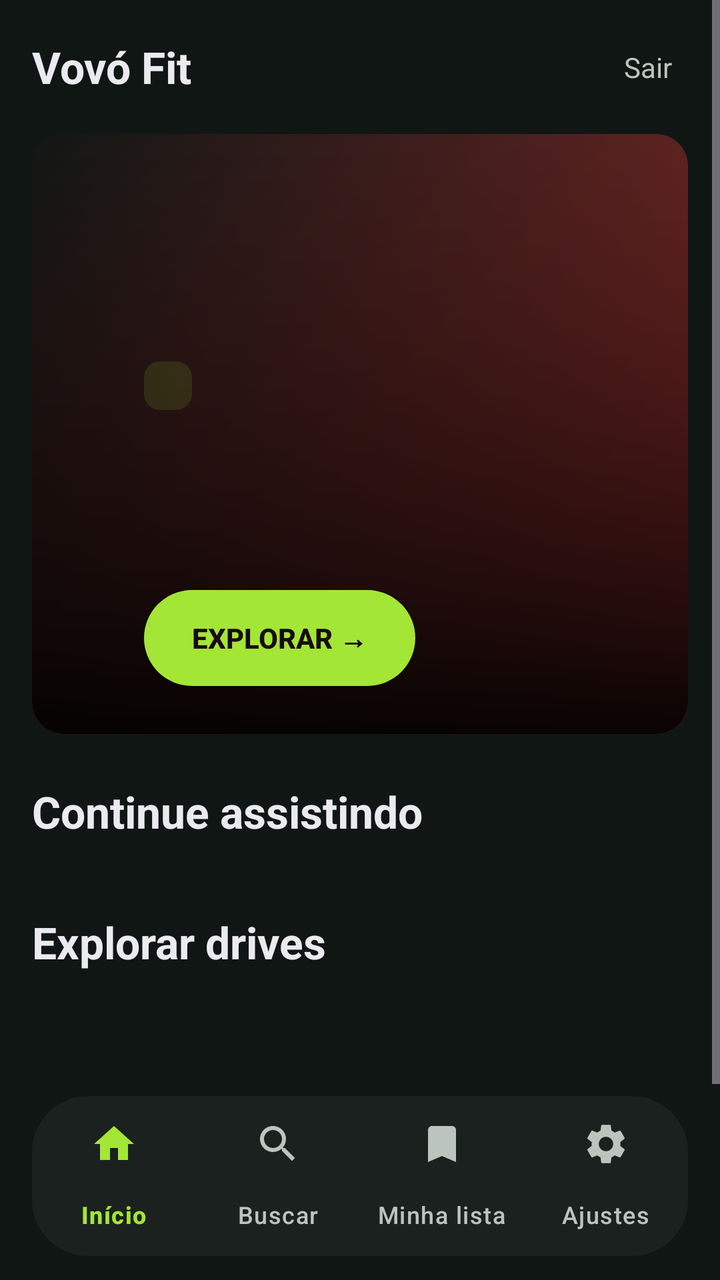
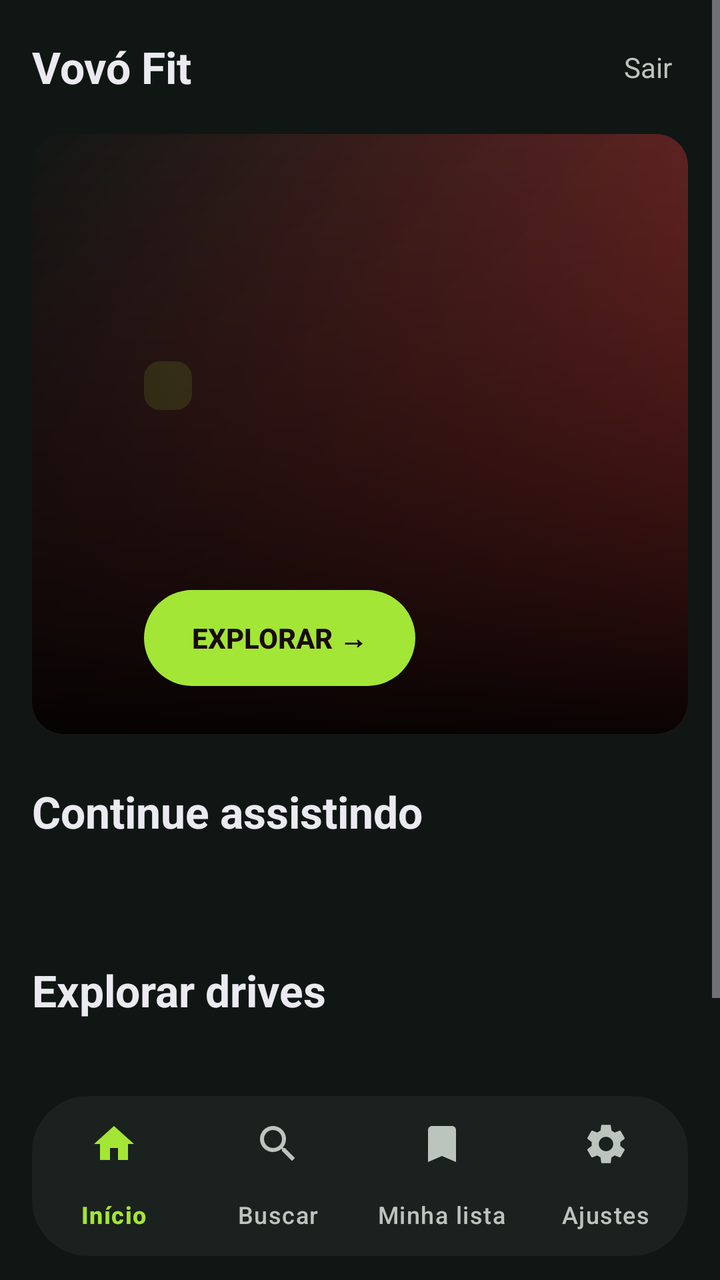

Screens rendered from an Android XML layout before and after an edit, with the pre-edit source and the edit as a unified diff.
<!-- AndroidManifest.xml: application theme Theme.VovoFit -->
<!-- res/layout/activity_home.xml -->
<?xml version="1.0" encoding="utf-8"?>
<LinearLayout xmlns:android="http://schemas.android.com/apk/res/android"
    xmlns:app="http://schemas.android.com/apk/res-auto"
    android:layout_width="match_parent"
    android:layout_height="match_parent"
    android:background="@color/md_background"
    android:orientation="vertical">

    <ScrollView
        android:layout_width="match_parent"
        android:layout_height="0dp"
        android:layout_weight="1"
        android:fillViewport="true">

        <LinearLayout
            android:layout_width="match_parent"
            android:layout_height="wrap_content"
            android:orientation="vertical"
            android:paddingHorizontal="@dimen/content_margin"
            android:paddingTop="@dimen/spacing_lg"
            android:paddingBottom="@dimen/spacing_lg">

            
            <LinearLayout
                android:layout_width="match_parent"
                android:layout_height="wrap_content"
                android:gravity="center_vertical"
                android:orientation="horizontal">

                <TextView
                    android:layout_width="0dp"
                    android:layout_height="wrap_content"
                    android:layout_weight="1"
                    android:text="@string/app_name"
                    android:textColor="@color/md_on_surface"
                    android:textSize="@dimen/text_topbar_title"
                    android:textStyle="bold" />

                <TextView
                    android:id="@+id/topSair"
                    android:layout_width="wrap_content"
                    android:layout_height="wrap_content"
                    android:clickable="true"
                    android:focusable="true"
                    android:background="@drawable/focus_ring_transparent"
                    android:focusableInTouchMode="true"
                    android:padding="@dimen/spacing_sm"
                    android:text="@string/home_logout"
                    android:textColor="@color/md_on_surface_variant"
                    android:textSize="@dimen/text_topbar_action" />
            </LinearLayout>

            
            <com.google.android.material.card.MaterialCardView
                android:id="@+id/heroCard"
                android:layout_width="match_parent"
                android:layout_height="@dimen/hero_height"
                android:layout_marginTop="@dimen/spacing_lg"
                app:cardCornerRadius="@dimen/radius_lg"
                app:cardElevation="@dimen/elevation_0"
                app:cardBackgroundColor="@color/tile_bg">

                <FrameLayout
                    android:layout_width="match_parent"
                    android:layout_height="match_parent">

                    <View
                        android:id="@+id/heroBg"
                        android:layout_width="match_parent"
                        android:layout_height="match_parent"
                        android:background="@drawable/card_gradient_pink" />

                    
                    <ImageView
                        android:id="@+id/heroArt"
                        android:layout_width="match_parent"
                        android:layout_height="match_parent"
                        android:scaleType="centerCrop"
                        android:contentDescription="@string/thumb_desc" />

                    
                    <View
                        android:layout_width="match_parent"
                        android:layout_height="match_parent"
                        android:background="@drawable/bottom_gradient" />

                    <LinearLayout
                        android:layout_width="match_parent"
                        android:layout_height="wrap_content"
                        android:layout_gravity="bottom|start"
                        android:orientation="vertical"
                        android:paddingHorizontal="@dimen/hero_text_padding_side"
                        android:paddingVertical="@dimen/spacing_xl">

                        <TextView
                            android:id="@+id/heroBadge"
                            android:layout_width="wrap_content"
                            android:layout_height="wrap_content"
                            android:background="@drawable/chip_badge"
                            android:paddingHorizontal="@dimen/spacing_md"
                            android:paddingVertical="@dimen/spacing_xs"
                            android:textColor="@color/md_primary"
                            android:textSize="@dimen/text_hero_badge"
                            android:textStyle="bold" />

                        <TextView
                            android:id="@+id/heroTitle"
                            android:layout_width="match_parent"
                            android:layout_height="wrap_content"
                            android:layout_marginTop="@dimen/spacing_sm"
                            android:ellipsize="end"
                            android:maxLines="2"
                            android:textColor="@color/md_on_surface"
                            android:textSize="@dimen/text_hero_title"
                            android:textStyle="bold" />

                        <TextView
                            android:id="@+id/heroSubtitle"
                            android:layout_width="match_parent"
                            android:layout_height="wrap_content"
                            android:layout_marginTop="4dp"
                            android:ellipsize="end"
                            android:maxLines="2"
                            android:textColor="@color/md_on_surface_variant"
                            android:textSize="@dimen/text_hero_subtitle" />

                        <androidx.appcompat.widget.AppCompatButton
                            android:id="@+id/heroPlay"
                            android:layout_width="wrap_content"
                            android:layout_height="48dp"
                            android:layout_marginTop="@dimen/spacing_lg"
                            android:background="@drawable/btn_primary_pill"
                            android:paddingHorizontal="@dimen/spacing_xl"
                            android:text="@string/explore_cta"
                            android:textColor="@color/md_on_primary"
                            android:textSize="@dimen/text_button"
                            android:textStyle="bold" />

                    </LinearLayout>

                </FrameLayout>
            </com.google.android.material.card.MaterialCardView>

            
            <LinearLayout
                android:id="@+id/featuredSection"
                android:layout_width="match_parent"
                android:layout_height="wrap_content"
                android:layout_marginTop="@dimen/spacing_xl"
                android:orientation="vertical"
                android:visibility="gone">

                <TextView
                    android:layout_width="match_parent"
                    android:layout_height="wrap_content"
                    android:text="@string/continue_from_where"
                    android:textColor="@color/md_on_surface"
                    android:textSize="@dimen/text_section_title"
                    android:textStyle="bold" />

                <com.google.android.material.card.MaterialCardView
                    android:id="@+id/featured_card"
                    android:layout_width="match_parent"
                    android:layout_height="wrap_content"
                    android:layout_marginTop="@dimen/spacing_md"
                    app:cardCornerRadius="@dimen/radius_lg"
                    app:cardElevation="@dimen/elevation_0"
                    app:cardBackgroundColor="@color/tile_bg">

                    <LinearLayout
                        android:layout_width="match_parent"
                        android:layout_height="wrap_content"
                        android:orientation="horizontal"
                        android:padding="@dimen/spacing_lg">

                        <FrameLayout
                            android:layout_width="200dp"
                            android:layout_height="112dp">

                            <View
                                android:id="@+id/featuredBg"
                                android:layout_width="match_parent"
                                android:layout_height="match_parent"
                                android:background="@drawable/card_gradient_pink" />

                            <ImageView
                                android:id="@+id/featuredThumb"
                                android:layout_width="match_parent"
                                android:layout_height="match_parent"
                                android:scaleType="centerCrop"
                                android:visibility="gone"
                                android:contentDescription="@string/thumb_desc" />

                            
                            <ImageView
                                android:id="@+id/featuredArt"
                                android:layout_width="match_parent"
                                android:layout_height="match_parent"
                                android:scaleType="centerCrop"
                                android:contentDescription="@string/thumb_desc" />
                        </FrameLayout>

                        <LinearLayout
                            android:layout_width="0dp"
                            android:layout_height="wrap_content"
                            android:layout_marginStart="@dimen/spacing_lg"
                            android:layout_weight="1"
                            android:orientation="vertical">

                            <TextView
                                android:id="@+id/featuredTitle"
                                android:layout_width="match_parent"
                                android:layout_height="wrap_content"
                                android:ellipsize="end"
                                android:maxLines="2"
                                android:textColor="@color/md_on_surface"
                                android:textSize="@dimen/text_card_title"
                                android:textStyle="bold" />

                            <TextView
                                android:id="@+id/featuredSubtitle"
                                android:layout_width="match_parent"
                                android:layout_height="wrap_content"
                                android:layout_marginTop="2dp"
                                android:ellipsize="end"
                                android:maxLines="1"
                                android:textColor="@color/md_on_surface_variant"
                                android:textSize="@dimen/text_card_subtitle" />

                            <ProgressBar
                                android:id="@+id/featuredProgress"
                                style="?android:attr/progressBarStyleHorizontal"
                                android:layout_width="match_parent"
                                android:layout_height="4dp"
                                android:layout_marginTop="@dimen/spacing_sm"
                                android:max="100"
                                android:progressDrawable="@drawable/progress_horizontal" />

                            <TextView
                                android:id="@+id/featuredProgressText"
                                android:layout_width="match_parent"
                                android:layout_height="wrap_content"
                                android:layout_marginTop="4dp"
                                android:textColor="@color/md_primary"
                                android:textSize="@dimen/text_card_progress" />

                            <TextView
                                android:id="@+id/featuredTimeText"
                                android:layout_width="match_parent"
                                android:layout_height="wrap_content"
                                android:layout_marginTop="2dp"
                                android:textColor="@color/md_on_surface_variant"
                                android:textSize="@dimen/text_card_progress" />

                            <androidx.appcompat.widget.AppCompatButton
                                android:id="@+id/featuredContinue"
                                android:layout_width="wrap_content"
                                android:layout_height="48dp"
                                android:layout_marginTop="@dimen/spacing_md"
                                android:background="@drawable/btn_primary_pill"
                                android:paddingHorizontal="@dimen/spacing_xl"
                                android:text="@string/cta_continue"
                                android:textColor="@color/md_on_primary"
                                android:textSize="@dimen/text_button"
                                android:textStyle="bold" />
                        </LinearLayout>
                    </LinearLayout>
                </com.google.android.material.card.MaterialCardView>
            </LinearLayout>

            
            <TextView
                android:id="@+id/labelContinue"
                android:layout_width="match_parent"
                android:layout_height="wrap_content"
                android:layout_marginTop="@dimen/spacing_xl"
                android:text="@string/continue_watching"
                android:textColor="@color/md_on_surface"
                android:textSize="@dimen/text_section_title"
                android:textStyle="bold" />

            <androidx.recyclerview.widget.RecyclerView
                android:id="@+id/railContinue"
                android:layout_width="match_parent"
                android:layout_height="wrap_content"
                android:layout_marginTop="@dimen/spacing_md"
                android:clipToPadding="false"
                android:overScrollMode="never" />

            
            <TextView
                android:id="@+id/labelDrives"
                android:layout_width="match_parent"
                android:layout_height="wrap_content"
                android:layout_marginTop="@dimen/spacing_xl"
                android:text="@string/explore_drives"
                android:textColor="@color/md_on_surface"
                android:textSize="@dimen/text_section_title"
                android:textStyle="bold" />

            <androidx.recyclerview.widget.RecyclerView
                android:id="@+id/railDrives"
                android:layout_width="match_parent"
                android:layout_height="wrap_content"
                android:layout_marginTop="@dimen/spacing_md"
                android:clipToPadding="false"
                android:overScrollMode="never" />

            <TextView
                android:id="@+id/footerVersion"
                android:layout_width="match_parent"
                android:layout_height="wrap_content"
                android:layout_marginTop="@dimen/spacing_xl"
                android:gravity="center"
                android:textColor="@color/md_on_surface_variant"
                android:textSize="@dimen/text_footer" />
        </LinearLayout>
    </ScrollView>

    
    <com.google.android.material.bottomnavigation.BottomNavigationView
        android:id="@+id/bottomNav"
        android:layout_width="match_parent"
        android:layout_height="wrap_content"
        android:layout_marginHorizontal="@dimen/content_margin"
        android:layout_marginBottom="@dimen/spacing_md"
        android:background="@drawable/nav_bar_background"
        android:elevation="@dimen/elevation_3"
        app:itemActiveIndicatorStyle="@style/NavIndicatorPill"
        app:itemIconTint="@color/bottom_nav_item_color"
        app:itemTextColor="@color/bottom_nav_item_color"
        app:labelVisibilityMode="labeled"
        app:menu="@menu/bottom_nav_menu" />
</LinearLayout>
<!-- resources referenced by this layout -->
<resources>
  <color name="md_background">#FF101614</color>
  <color name="md_on_primary">#FF1A0A0F</color>
  <color name="md_on_surface">#FFEAEAF0</color>
  <color name="md_on_surface_variant">#FFBCC4BE</color>
  <color name="md_primary">#FFA3E635</color>
  <color name="tile_bg">#FF171D1B</color>
  <dimen name="content_margin">16dp</dimen>
  <dimen name="elevation_0">0dp</dimen>
  <dimen name="elevation_3">3dp</dimen>
  <dimen name="hero_height">300dp</dimen>
  <dimen name="hero_text_padding_side">56dp</dimen>
  <dimen name="radius_lg">16dp</dimen>
  <dimen name="spacing_lg">16dp</dimen>
  <dimen name="spacing_md">12dp</dimen>
  <dimen name="spacing_sm">8dp</dimen>
  <dimen name="spacing_xl">24dp</dimen>
  <dimen name="spacing_xs">4dp</dimen>
  <dimen name="text_button">14sp</dimen>
  <dimen name="text_card_progress">12sp</dimen>
  <dimen name="text_card_subtitle">14sp</dimen>
  <dimen name="text_card_title">16sp</dimen>
  <dimen name="text_footer">12sp</dimen>
  <dimen name="text_hero_badge">12sp</dimen>
  <dimen name="text_hero_subtitle">16sp</dimen>
  <dimen name="text_hero_title">30sp</dimen>
  <dimen name="text_section_title">22sp</dimen>
  <dimen name="text_topbar_action">14sp</dimen>
  <dimen name="text_topbar_title">22sp</dimen>
  <!-- drawable chip_badge (drawable) -->
  <?xml version="1.0" encoding="utf-8"?>
  <shape xmlns:android="http://schemas.android.com/apk/res/android"
      android:shape="rectangle">
      <corners android:radius="@dimen/radius_sm" />
      <solid android:color="@color/hero_badge_bg" />
  </shape>
  <!-- drawable nav_bar_background (drawable) -->
  <?xml version="1.0" encoding="utf-8"?>
  <shape xmlns:android="http://schemas.android.com/apk/res/android"
      android:shape="rectangle">
      <corners android:radius="28dp" />
      <solid android:color="@color/md_surface_container" />
  </shape>
  <string name="app_name">Vovó Fit</string>
  <string name="continue_from_where">Continuar de onde parou</string>
  <string name="continue_watching">Continue assistindo</string>
  <string name="cta_continue">▶ Continuar assistindo</string>
  <string name="explore_cta">Explorar →</string>
  <string name="explore_drives">Explorar drives</string>
  <string name="home_logout">Sair</string>
  <string name="thumb_desc">Thumbnail da aula</string>
  <style name="NavIndicatorPill" parent="Widget.Material3.BottomNavigationView.ActiveIndicator">
          <item name="android:background">@drawable/nav_indicator_pill</item>
      </style>
  <dimen name="radius_pill">64dp</dimen>
  <dimen name="radius_sm">8dp</dimen>
  <color name="hero_badge_bg">#1FA3E635</color>
  <dimen name="radius_md">12dp</dimen>
  <color name="tile_bg_focused">#FF212824</color>
  <dimen name="focus_ring_width">3dp</dimen>
  <color name="tile_focus_ring">#FFA3E635</color>
  <color name="md_surface_container">#FF1B211E</color>
  <color name="progress_track">#33FFFFFF</color>
  <!-- drawable nav_indicator_pill (drawable) -->
  <?xml version="1.0" encoding="utf-8"?>
  <shape xmlns:android="http://schemas.android.com/apk/res/android"
      android:shape="rectangle">
      <corners android:radius="@dimen/radius_pill" />
      <solid android:color="@color/hero_badge_bg" />
  </shape>
  <color name="md_primary_container">#FF223526</color>
  <color name="md_on_primary_container">#FFD7F5A0</color>
  <color name="md_secondary">#FF8FAE9B</color>
  <color name="md_on_secondary">#FF12211A</color>
  <color name="md_secondary_container">#FF24382E</color>
  <color name="md_on_secondary_container">#FFCFE8DB</color>
  <color name="md_surface">#FF171D1B</color>
  <color name="md_surface_variant">#FF232A26</color>
  <color name="md_on_background">#FFEAEAF0</color>
  <color name="md_outline">#FF3E4741</color>
  <color name="md_outline_variant">#FF2A312D</color>
  <color name="md_error">#FFCF6679</color>
  <color name="md_on_error">#FF600014</color>
  <!-- unchanged entries left out for length: 7 -->
</resources>

<!-- the commit's change to res/layout/activity_home.xml (unified diff, before → after) -->
@@ -16,6 +16,7 @@
             android:layout_width="match_parent"
             android:layout_height="wrap_content"
             android:orientation="vertical"
+            android:clipChildren="false"
             android:paddingHorizontal="@dimen/content_margin"
             android:paddingTop="@dimen/spacing_lg"
             android:paddingBottom="@dimen/spacing_lg">
@@ -279,12 +280,16 @@
                 android:textSize="@dimen/text_section_title"
                 android:textStyle="bold" />
 
+            
             <androidx.recyclerview.widget.RecyclerView
                 android:id="@+id/railContinue"
                 android:layout_width="match_parent"
                 android:layout_height="wrap_content"
                 android:layout_marginTop="@dimen/spacing_md"
                 android:clipToPadding="false"
+                android:paddingHorizontal="16dp"
+                android:paddingVertical="12dp"
+                android:clipChildren="false"
                 android:overScrollMode="never" />
 
             
@@ -298,12 +303,16 @@
                 android:textSize="@dimen/text_section_title"
                 android:textStyle="bold" />
 
+            
             <androidx.recyclerview.widget.RecyclerView
                 android:id="@+id/railDrives"
                 android:layout_width="match_parent"
                 android:layout_height="wrap_content"
                 android:layout_marginTop="@dimen/spacing_md"
                 android:clipToPadding="false"
+                android:paddingHorizontal="16dp"
+                android:paddingVertical="12dp"
+                android:clipChildren="false"
                 android:overScrollMode="never" />
 
             <TextView
